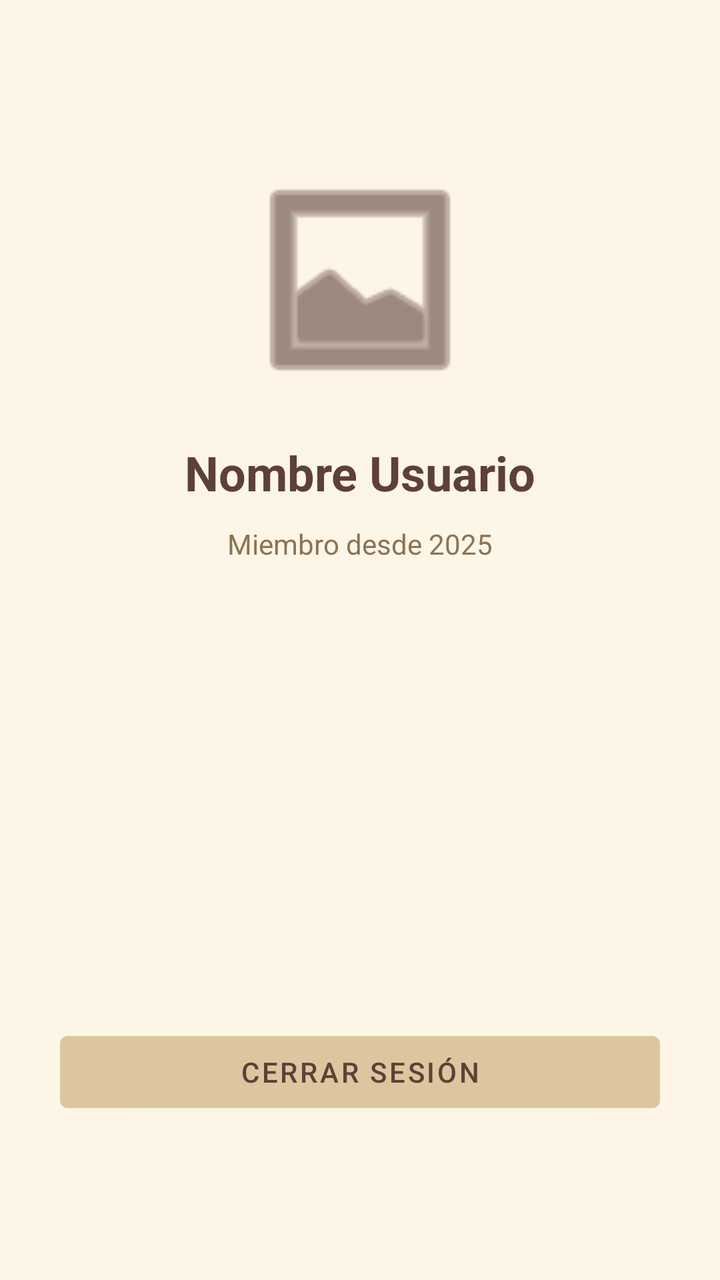
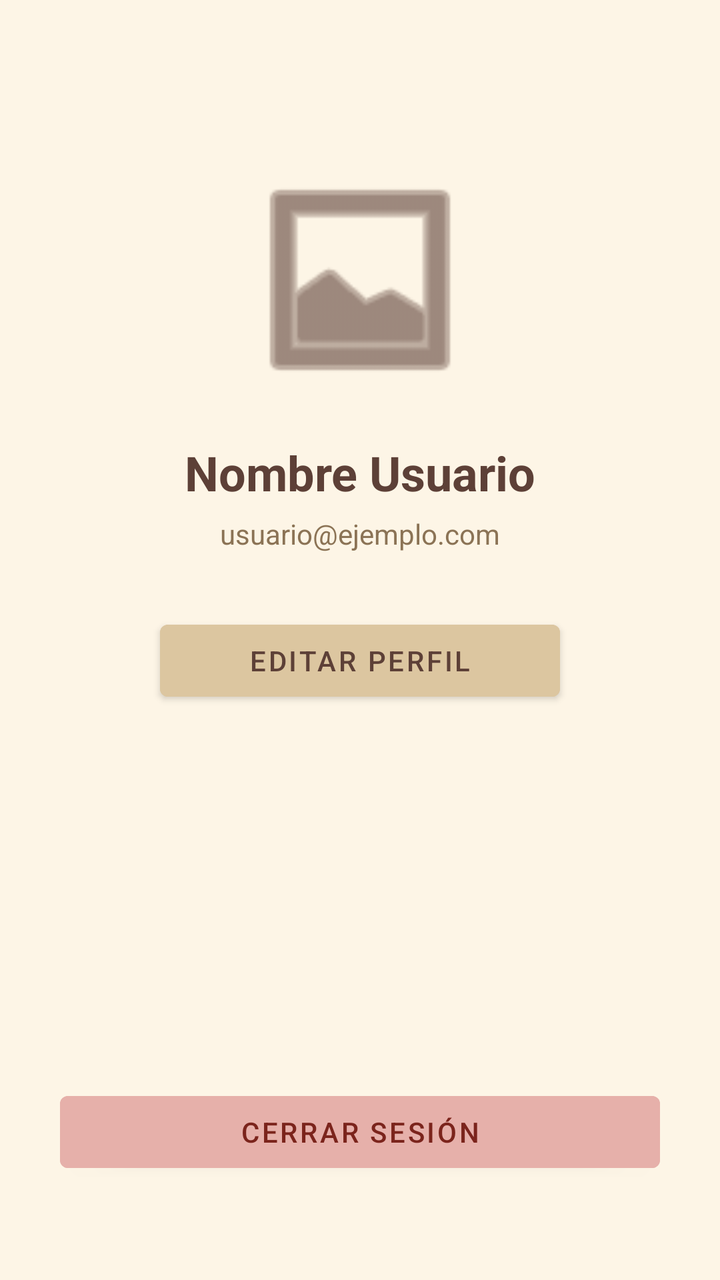

The first picture is an Android layout as it rendered before a commit; the second is the same layout after the commit. The layout source and the unified diff follow.
<!-- AndroidManifest.xml: application theme Theme.TFG_2025 -->
<!-- res/layout/fragment_perfil.xml -->
<?xml version="1.0" encoding="utf-8"?>
<androidx.constraintlayout.widget.ConstraintLayout
    xmlns:android="http://schemas.android.com/apk/res/android"
    xmlns:app="http://schemas.android.com/apk/res-auto"
    android:layout_width="match_parent"
    android:layout_height="match_parent"
    android:background="#FDF5E6"
    android:padding="30dp">

    <ImageView
        android:id="@+id/img_perfil_avatar"
        android:layout_width="120dp"
        android:layout_height="120dp"
        android:layout_marginTop="50dp"
        android:src="@android:drawable/ic_menu_gallery"
        app:layout_constraintEnd_toEndOf="parent"
        app:layout_constraintStart_toStartOf="parent"
        app:layout_constraintTop_toTopOf="parent"
        app:tint="#5D4037" />

    <TextView
        android:id="@+id/nombre_usuario"
        android:layout_width="wrap_content"
        android:layout_height="wrap_content"
        android:layout_marginTop="20dp"
        android:text="Nombre Usuario"
        android:textSize="24sp"
        android:textStyle="bold"
        android:textColor="#5D4037"
        app:layout_constraintEnd_toEndOf="parent"
        app:layout_constraintStart_toStartOf="parent"
        app:layout_constraintTop_toBottomOf="@id/img_perfil_avatar" />

    <TextView
        android:id="@+id/tv_info_adicional"
        android:layout_width="wrap_content"
        android:layout_height="wrap_content"
        android:layout_marginTop="10dp"
        android:text="Miembro desde 2025"
        android:textSize="14sp"
        android:textColor="#8B7355"
        app:layout_constraintEnd_toEndOf="parent"
        app:layout_constraintStart_toStartOf="parent"
        app:layout_constraintTop_toBottomOf="@id/nombre_usuario" />

    <Button
        android:id="@+id/boton_cerrar_sesion"
        android:layout_width="match_parent"
        android:layout_height="wrap_content"
        android:layout_marginBottom="50dp"
        android:backgroundTint="#DCC6A0"
        android:text="CERRAR SESIÓN"
        android:textColor="#5D4037"
        app:layout_constraintBottom_toBottomOf="parent"
        app:layout_constraintEnd_toEndOf="parent"
        app:layout_constraintStart_toStartOf="parent" />

</androidx.constraintlayout.widget.ConstraintLayout>
<!-- resources referenced by this layout -->
<resources>
  <style name="Theme.TFG_2025" parent="Theme.MaterialComponents.Light.NoActionBar">
          <item name="colorPrimary">@color/boton_primario</item>
          <item name="android:windowBackground">@color/fondo_crema</item>
          <item name="android:statusBarColor">@color/fondo_crema</item>
          <item name="android:windowLightStatusBar">true</item>
      </style>
  <color name="boton_primario">#8D6E63</color>
  <color name="fondo_crema">#F5F5DC</color>
</resources>

<!-- the commit's change to res/layout/fragment_perfil.xml (unified diff, before → after) -->
@@ -32,25 +32,36 @@
         app:layout_constraintTop_toBottomOf="@id/img_perfil_avatar" />
 
     <TextView
-        android:id="@+id/tv_info_adicional"
+        android:id="@+id/tv_correo_perfil"
         android:layout_width="wrap_content"
         android:layout_height="wrap_content"
-        android:layout_marginTop="10dp"
-        android:text="Miembro desde 2025"
-        android:textSize="14sp"
+        android:layout_marginTop="5dp"
+        android:text="usuario@ejemplo.com"
         android:textColor="#8B7355"
         app:layout_constraintEnd_toEndOf="parent"
         app:layout_constraintStart_toStartOf="parent"
         app:layout_constraintTop_toBottomOf="@id/nombre_usuario" />
 
     <Button
+        android:id="@+id/boton_editar_perfil"
+        android:layout_width="200dp"
+        android:layout_height="wrap_content"
+        android:layout_marginTop="30dp"
+        android:backgroundTint="#DCC6A0"
+        android:text="EDITAR PERFIL"
+        android:textColor="#5D4037"
+        app:layout_constraintEnd_toEndOf="parent"
+        app:layout_constraintStart_toStartOf="parent"
+        app:layout_constraintTop_toBottomOf="@id/tv_correo_perfil" />
+
+    <Button
         android:id="@+id/boton_cerrar_sesion"
         android:layout_width="match_parent"
         android:layout_height="wrap_content"
-        android:layout_marginBottom="50dp"
-        android:backgroundTint="#DCC6A0"
+        android:layout_marginBottom="20dp"
+        android:backgroundTint="#E6B0AA"
         android:text="CERRAR SESIÓN"
-        android:textColor="#5D4037"
+        android:textColor="#7B241C"
         app:layout_constraintBottom_toBottomOf="parent"
         app:layout_constraintEnd_toEndOf="parent"
         app:layout_constraintStart_toStartOf="parent" />
